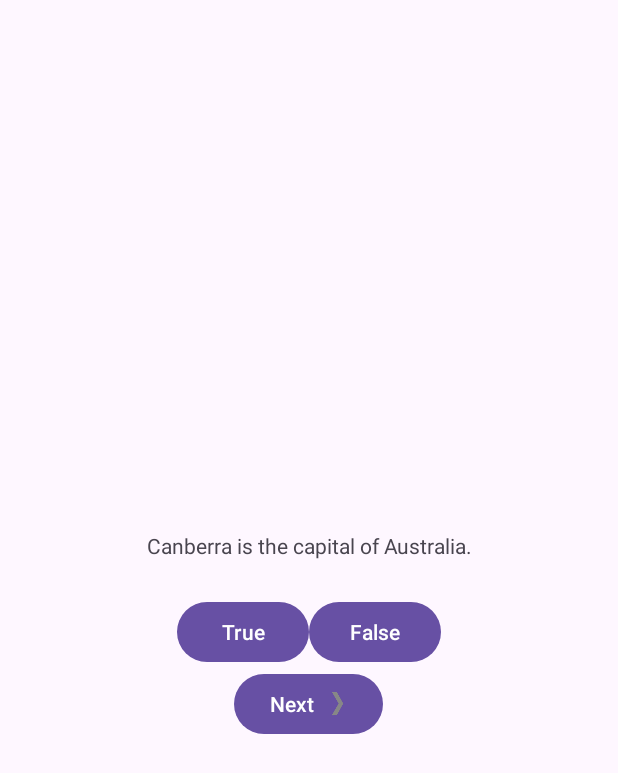
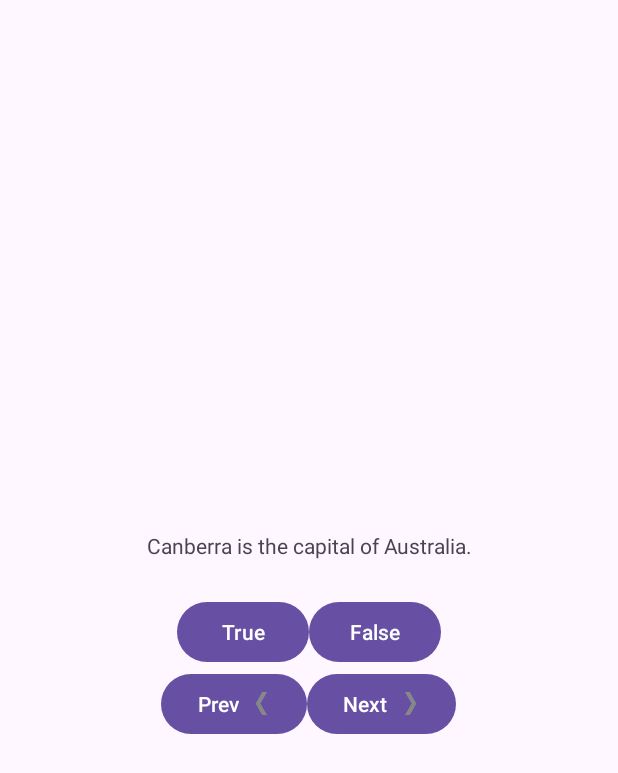
Before and after one commit to Asj218/GeoQuiz11, an Android app: the screen it shows after launch (MainActivity), on a phone screen of 412 x 824 dp. Shown: the top 773 px of the screen. Run offline under Robolectric (Android 15) with nearby library versions, the phone set to English and light mode, and no system bars.

Commit message:
Добавили кнопку перехода на предыдущий вопрос и прописали для неё функцию

```diff
--- a/app/src/main/java/com/example/geoquiz1/MainActivity.kt
+++ b/app/src/main/java/com/example/geoquiz1/MainActivity.kt
@@ -16,6 +16,7 @@ class MainActivity : AppCompatActivity() {
     private lateinit var trueButton: Button
     private lateinit var falseButton: Button
     private lateinit var nextButton: Button
+    private lateinit var prevButton: Button
     private lateinit var questionTextView: TextView
 
 
@@ -35,6 +36,7 @@ class MainActivity : AppCompatActivity() {
         trueButton = findViewById(R.id.true_button)
         falseButton = findViewById(R.id.false_button)
         nextButton = findViewById(R.id.next_button)
+        prevButton = findViewById(R.id.prev_button)
         questionTextView = findViewById(R.id.question_text_view)
 
 
@@ -48,6 +50,10 @@ class MainActivity : AppCompatActivity() {
         nextButton.setOnClickListener {
             goToNextQuestion()
         }
+        prevButton.setOnClickListener{
+            goToPreviousQuestion()
+        }
+
         questionTextView.setOnClickListener {
             goToNextQuestion()
         }
@@ -75,5 +81,9 @@ class MainActivity : AppCompatActivity() {
         currentIndex = (currentIndex + 1) % questionBank.size
         updateQuestion()
     }
+    private fun goToPreviousQuestion() {
+        currentIndex = (currentIndex - 1 + questionBank.size) % questionBank.size // Переход к предыдущему вопросу
+        updateQuestion()
+    }
 
 }
--- a/app/src/main/res/layout/activity_main.xml
+++ b/app/src/main/res/layout/activity_main.xml
@@ -36,15 +36,29 @@
 
     </LinearLayout>
 
-    <Button
-        android:id="@+id/next_button"
+    <LinearLayout
         android:layout_width="wrap_content"
         android:layout_height="wrap_content"
-        android:src="@drawable/arrow_right"
-        android:text="@string/next_button"
-        android:drawableEnd="@drawable/arrow_right"
-        android:drawablePadding="4dp"
-        />
+        android:orientation="horizontal">
 
+        <Button
+            android:id="@+id/prev_button"
+            android:layout_width="wrap_content"
+            android:layout_height="wrap_content"
+            android:src="@drawable/arrow_left"
+            android:drawableEnd="@drawable/arrow_left"
+            android:text="@string/prev_button"
+            android:drawablePadding="4dp"/>
+
+        <Button
+            android:id="@+id/next_button"
+            android:layout_width="wrap_content"
+            android:layout_height="wrap_content"
+            android:src="@drawable/arrow_right"
+            android:text="@string/next_button"
+            android:drawableEnd="@drawable/arrow_right"
+            android:drawablePadding="4dp"/>
+
+    </LinearLayout>
 
 </LinearLayout>
--- a/app/src/main/res/values/strings.xml
+++ b/app/src/main/res/values/strings.xml
@@ -9,6 +9,7 @@
     <string name="true_button">True</string>
     <string name="false_button">False</string>
     <string name="next_button">Next</string>
+    <string name="prev_button">Prev</string>
     <string name="correct_toast">Correct!</string>
     <string name="incorrect_toast">Incorrect!</string>
 </resources>
```
